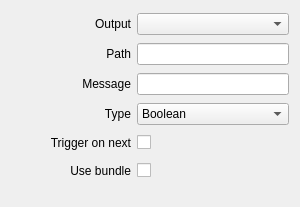
CasparCG/client, file src/Widgets/Inspector/InspectorOscOutputWidget.ui: the form before one commit.
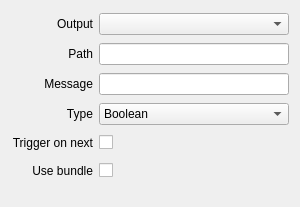
The form after the commit.

Commit message: Remove minimumSize constraint from labels

```diff
--- a/src/Widgets/Inspector/InspectorOscOutputWidget.ui
+++ b/src/Widgets/Inspector/InspectorOscOutputWidget.ui
@@ -19,12 +19,6 @@
    </property>
    <item row="0" column="0">
     <widget class="QLabel" name="labelOutput">
-     <property name="minimumSize">
-      <size>
-       <width>120</width>
-       <height>0</height>
-      </size>
-     </property>
      <property name="text">
       <string>Output</string>
      </property>
@@ -35,12 +29,6 @@
    </item>
    <item row="3" column="0">
     <widget class="QLabel" name="labelType">
-     <property name="minimumSize">
-      <size>
-       <width>120</width>
-       <height>0</height>
-      </size>
-     </property>
      <property name="text">
       <string>Type</string>
      </property>
@@ -64,12 +52,6 @@
    </item>
    <item row="1" column="0">
     <widget class="QLabel" name="labelPath">
-     <property name="minimumSize">
-      <size>
-       <width>120</width>
-       <height>0</height>
-      </size>
-     </property>
      <property name="text">
       <string>Path</string>
      </property>
@@ -80,12 +62,6 @@
    </item>
    <item row="2" column="0">
     <widget class="QLabel" name="labelMessage">
-     <property name="minimumSize">
-      <size>
-       <width>120</width>
-       <height>0</height>
-      </size>
-     </property>
      <property name="text">
       <string>Message</string>
      </property>
@@ -96,12 +72,6 @@
    </item>
    <item row="4" column="0">
     <widget class="QLabel" name="labelTriggerOnNext">
-     <property name="minimumSize">
-      <size>
-       <width>120</width>
-       <height>0</height>
-      </size>
-     </property>
      <property name="text">
       <string>Trigger on next</string>
      </property>
@@ -177,12 +147,6 @@
    </item>
    <item row="5" column="0">
     <widget class="QLabel" name="labelUseBundle">
-     <property name="minimumSize">
-      <size>
-       <width>120</width>
-       <height>0</height>
-      </size>
-     </property>
      <property name="text">
       <string>Use bundle</string>
      </property>
```
The commit also changes 53 other files.
